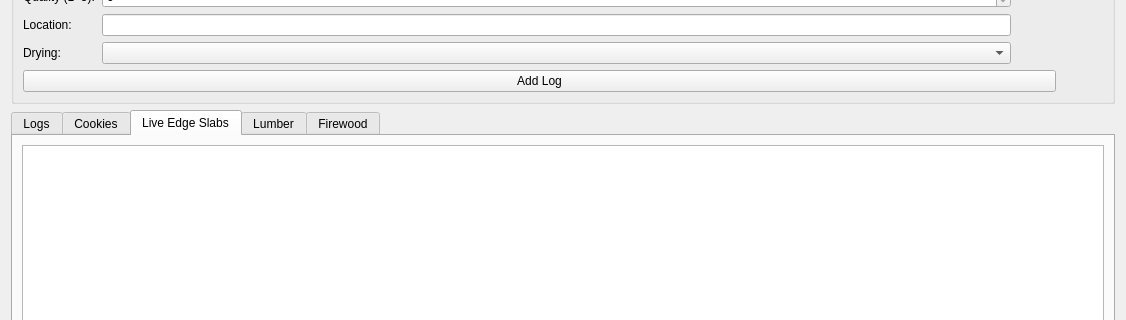
Old version of the form ui/inventory.ui in the repository thelenlucas/Senior-Design; both pictures show x 0 to 1126 and y 170 to 490 of the 1126 by 855 pixel window.
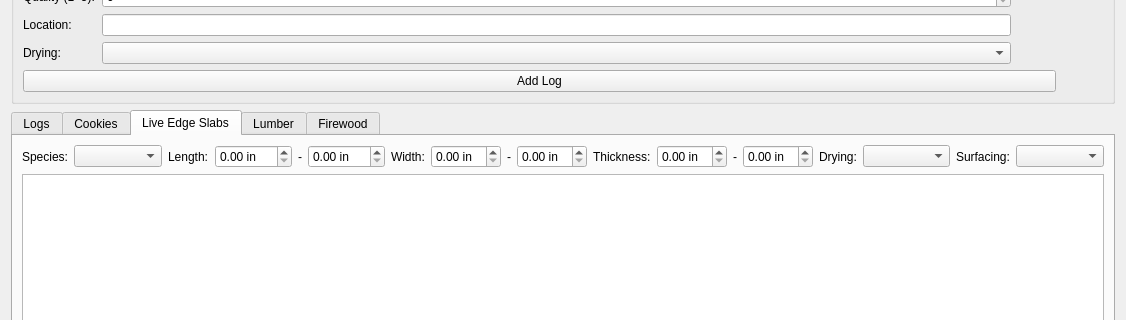
New version of the form. The open tabs and pages were chosen to show the change.

Commit message: Slabs filtering

```diff
--- a/ui/inventory.ui
+++ b/ui/inventory.ui
@@ -369,6 +369,163 @@
        <string>Live Edge Slabs</string>
       </attribute>
       <layout class="QVBoxLayout" name="verticalLayout_2">
+       <item>
+        <layout class="QHBoxLayout" name="horizontalLayout_3">
+         <item>
+          <widget class="QLabel" name="label_14">
+           <property name="text">
+            <string>Species:</string>
+           </property>
+          </widget>
+         </item>
+         <item>
+          <widget class="QComboBox" name="slabsSpeciesCombo">
+           <property name="sizePolicy">
+            <sizepolicy hsizetype="Expanding" vsizetype="Fixed">
+             <horstretch>0</horstretch>
+             <verstretch>0</verstretch>
+            </sizepolicy>
+           </property>
+          </widget>
+         </item>
+         <item>
+          <widget class="QLabel" name="label_15">
+           <property name="text">
+            <string>Length:</string>
+           </property>
+          </widget>
+         </item>
+         <item>
+          <widget class="QDoubleSpinBox" name="slabLengthMin">
+           <property name="suffix">
+            <string> in</string>
+           </property>
+           <property name="maximum">
+            <double>999.990000000000009</double>
+           </property>
+          </widget>
+         </item>
+         <item alignment="Qt::AlignHCenter">
+          <widget class="QLabel" name="label_16">
+           <property name="sizePolicy">
+            <sizepolicy hsizetype="Minimum" vsizetype="Preferred">
+             <horstretch>0</horstretch>
+             <verstretch>0</verstretch>
+            </sizepolicy>
+           </property>
+           <property name="text">
+            <string>-</string>
+           </property>
+          </widget>
+         </item>
+         <item>
+          <widget class="QDoubleSpinBox" name="slabLengthMax">
+           <property name="suffix">
+            <string> in</string>
+           </property>
+           <property name="maximum">
+            <double>999.990000000000009</double>
+           </property>
+          </widget>
+         </item>
+         <item>
+          <widget class="QLabel" name="label_17">
+           <property name="text">
+            <string>Width:</string>
+           </property>
+          </widget>
+         </item>
+         <item>
+          <widget class="QDoubleSpinBox" name="slabWidthMin">
+           <property name="suffix">
+            <string> in</string>
+           </property>
+          </widget>
+         </item>
+         <item alignment="Qt::AlignHCenter">
+          <widget class="QLabel" name="label_18">
+           <property name="text">
+            <string>-</string>
+           </property>
+          </widget>
+         </item>
+         <item>
+          <widget class="QDoubleSpinBox" name="slabWidthMax">
+           <property name="suffix">
+            <string> in</string>
+           </property>
+          </widget>
+         </item>
+         <item alignment="Qt::AlignRight">
+          <widget class="QLabel" name="label_19">
+           <property name="text">
+            <string>Thickness:</string>
+           </property>
+          </widget>
+         </item>
+         <item>
+          <widget class="QDoubleSpinBox" name="slabThicknessMin">
+           <property name="suffix">
+            <string> in</string>
+           </property>
+          </widget>
+         </item>
+         <item>
+          <widget class="QLabel" name="label_20">
+           <property name="sizePolicy">
+            <sizepolicy hsizetype="Minimum" vsizetype="Preferred">
+             <horstretch>0</horstretch>
+             <verstretch>0</verstretch>
+            </sizepolicy>
+           </property>
+           <property name="text">
+            <string>-</string>
+           </property>
+          </widget>
+         </item>
+         <item>
+          <widget class="QDoubleSpinBox" name="slabThicknessMax">
+           <property name="suffix">
+            <string> in</string>
+           </property>
+          </widget>
+         </item>
+         <item>
+          <widget class="QLabel" name="label_21">
+           <property name="text">
+            <string>Drying:</string>
+           </property>
+          </widget>
+         </item>
+         <item>
+          <widget class="QComboBox" name="slabDryingCombo">
+           <property name="sizePolicy">
+            <sizepolicy hsizetype="Expanding" vsizetype="Fixed">
+             <horstretch>0</horstretch>
+             <verstretch>0</verstretch>
+            </sizepolicy>
+           </property>
+          </widget>
+         </item>
+         <item>
+          <widget class="QLabel" name="label_22">
+           <property name="text">
+            <string>Surfacing:</string>
+           </property>
+          </widget>
+         </item>
+         <item>
+          <widget class="QComboBox" name="slabSurfacingCombo">
+           <property name="sizePolicy">
+            <sizepolicy hsizetype="Expanding" vsizetype="Fixed">
+             <horstretch>0</horstretch>
+             <verstretch>0</verstretch>
+            </sizepolicy>
+           </property>
+          </widget>
+         </item>
+        </layout>
+       </item>
        <item>
         <widget class="QTableView" name="slabsTableView"/>
        </item>
```
Left out of the diff: 2 changed lines with no effect on the pictures. The commit also changes 2 other files.
